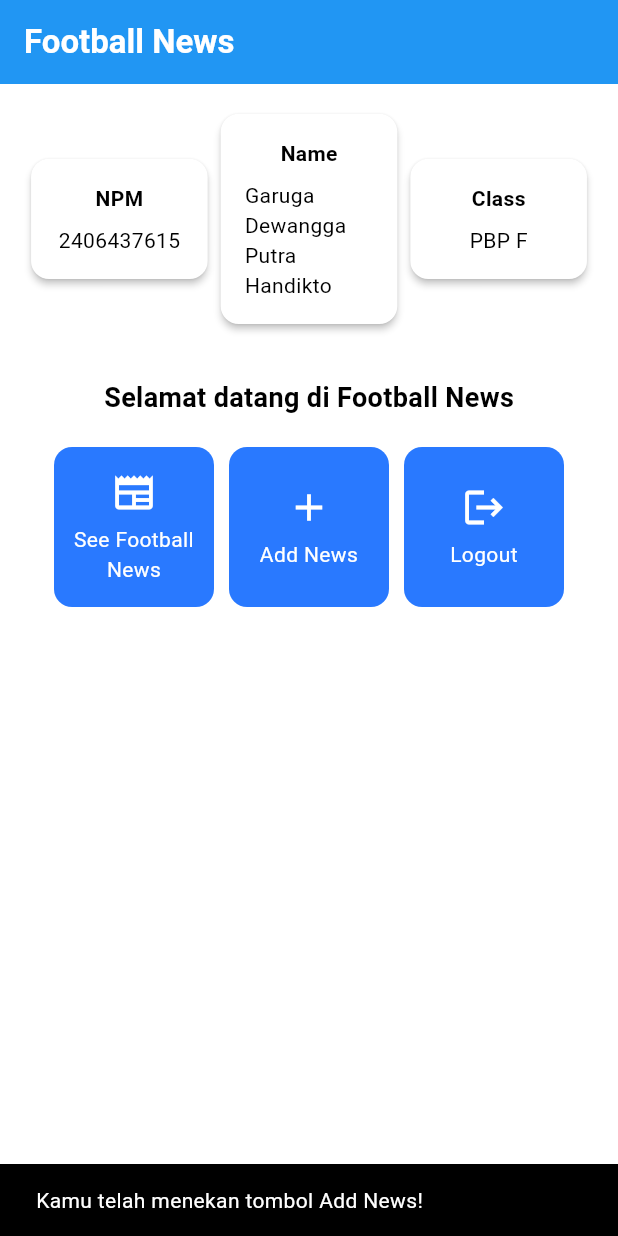
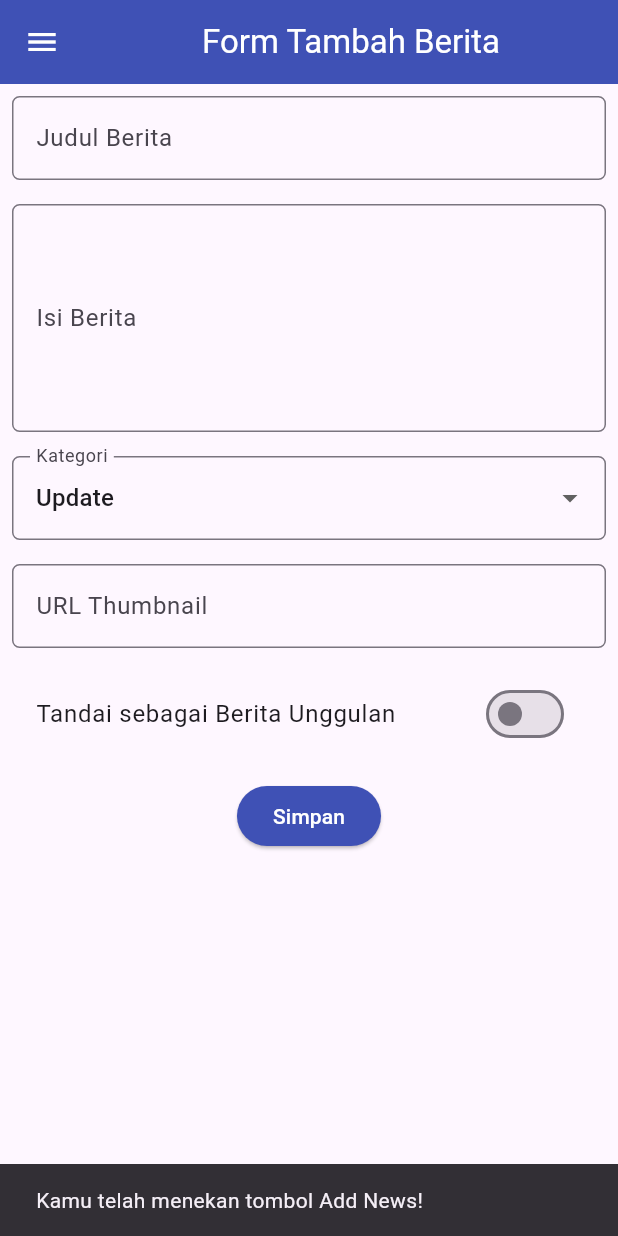
Before and after one commit to grdph123/football-news-mobile, a Flutter app: the screen it shows after launch, after a tap on "Add News", on a phone screen of 412 x 824 dp. Run offline on Flutter 3.47's test engine with Material 3 defaults, Android fonts, the phone set to English and light mode, and no system bars.

Commit message:
tutorial 7 selesai

```diff
--- a/lib/main.dart
+++ b/lib/main.dart
@@ -1,5 +1,5 @@
 import 'package:flutter/material.dart';
-import 'menu.dart';
+import 'package:football_news/screens/menu.dart';
 
 void main() {
   runApp(const MyApp());
@@ -13,8 +13,8 @@ class MyApp extends StatelessWidget {
     return MaterialApp(
       title: 'Football News',
       theme: ThemeData(
-        colorScheme: ColorScheme.fromSwatch(primarySwatch: Colors.blue)
-            .copyWith(secondary: Colors.blueAccent[400]),
+        colorScheme: ColorScheme.fromSeed(seedColor: Colors.deepPurple),
+        useMaterial3: true,
       ),
       home: MyHomePage(),
     );
--- a/lib/menu.dart
+++ /dev/null
@@ -1,154 +0,0 @@
-import 'package:flutter/material.dart';
-
-class ItemHomepage {
-  final String name;
-  final IconData icon;
-
-  ItemHomepage(this.name, this.icon);
-}
-
-class InfoCard extends StatelessWidget {
-  final String title;
-  final String content;
-
-  const InfoCard({super.key, required this.title, required this.content});
-
-  @override
-  Widget build(BuildContext context) {
-    return Card(
-      elevation: 2.0,
-      child: Container(
-        width: MediaQuery.of(context).size.width / 3.5,
-        padding: const EdgeInsets.all(16.0),
-        child: Column(
-          children: [
-            Text(
-              title,
-              style: const TextStyle(fontWeight: FontWeight.bold),
-            ),
-            const SizedBox(height: 8.0),
-            Text(content),
-          ],
-        ),
-      ),
-    );
-  }
-}
-
-class ItemCard extends StatelessWidget {
-  final ItemHomepage item;
-
-  const ItemCard(this.item, {super.key});
-
-  @override
-  Widget build(BuildContext context) {
-    return Material(
-      color: Theme.of(context).colorScheme.secondary,
-      borderRadius: BorderRadius.circular(12),
-      child: InkWell(
-        onTap: () {
-          ScaffoldMessenger.of(context)
-            ..hideCurrentSnackBar()
-            ..showSnackBar(
-              SnackBar(content: Text("Kamu telah menekan tombol ${item.name}!"))
-            );
-        },
-        child: Container(
-          padding: const EdgeInsets.all(8),
-          child: Center(
-            child: Column(
-              mainAxisAlignment: MainAxisAlignment.center,
-              children: [
-                Icon(
-                  item.icon,
-                  color: Colors.white,
-                  size: 30.0,
-                ),
-                const Padding(padding: EdgeInsets.all(3)),
-                Text(
-                  item.name,
-                  textAlign: TextAlign.center,
-                  style: const TextStyle(color: Colors.white),
-                ),
-              ],
-            ),
-          ),
-        ),
-      ),
-    );
-  }
-}
-
-class MyHomePage extends StatelessWidget {
-  MyHomePage({super.key});
-
-  final String nama = "Garuga Dewangga Putra Handikto";
-  final String npm = "2406437615";
-  final String kelas = "PBP F";
-
-  final List<ItemHomepage> items = [
-    ItemHomepage("See Football News", Icons.newspaper),
-    ItemHomepage("Add News", Icons.add),
-    ItemHomepage("Logout", Icons.logout),
-  ];
-
-  @override
-  Widget build(BuildContext context) {
-    return Scaffold(
-      appBar: AppBar(
-        title: const Text(
-          'Football News',
-          style: TextStyle(
-            color: Colors.white,
-            fontWeight: FontWeight.bold,
-          ),
-        ),
-        backgroundColor: Theme.of(context).colorScheme.primary,
-      ),
-      body: Padding(
-        padding: const EdgeInsets.all(16.0),
-        child: Column(
-          crossAxisAlignment: CrossAxisAlignment.center,
-          children: [
-            Row(
-              mainAxisAlignment: MainAxisAlignment.spaceEvenly,
-              children: [
-                InfoCard(title: 'NPM', content: npm),
-                InfoCard(title: 'Name', content: nama),
-                InfoCard(title: 'Class', content: kelas),
-              ],
-            ),
-            const SizedBox(height: 16.0),
-            Center(
-              child: Column(
-                children: [
-                  const Padding(
-                    padding: EdgeInsets.only(top: 16.0),
-                    child: Text(
-                      'Selamat datang di Football News',
-                      style: TextStyle(
-                        fontWeight: FontWeight.bold,
-                        fontSize: 18.0,
-                      ),
-                    ),
-                  ),
-                  GridView.count(
-                    primary: true,
-                    padding: const EdgeInsets.all(20),
-                    crossAxisSpacing: 10,
-                    mainAxisSpacing: 10,
-                    crossAxisCount: 3,
-                    shrinkWrap: true,
-                    children: items.map((ItemHomepage item) {
-                      return ItemCard(item);
-                    }).toList(),
-                  ),
-                ],
-              ),
-            ),
-          ],
-        ),
-      ),
-    );
-  }
-}
--- /dev/null
+++ b/lib/screens/menu.dart
@@ -0,0 +1,106 @@
+import 'package:flutter/material.dart';
+import 'package:football_news/widgets/left_drawer.dart';
+import 'package:football_news/widgets/news_card.dart';
+
+class MyHomePage extends StatelessWidget {
+  MyHomePage({super.key});
+
+  final String nama = "Garuga Dewangga Putra Handikto";
+  final String npm = "2406437615";
+  final String kelas = "PBP F";
+
+  final List<ItemHomepage> items = [
+    ItemHomepage("See Football News", Icons.newspaper, const Color.fromARGB(255, 21, 129, 218)),
+    ItemHomepage("Add News", Icons.add, const Color.fromARGB(255, 21, 129, 218)),
+    ItemHomepage("Logout", Icons.logout, const Color.fromARGB(255, 21, 129, 218)),
+  ];
+
+  @override
+  Widget build(BuildContext context) {
+    return Scaffold(
+      appBar: AppBar(
+        title: const Text(
+          'Football News',
+          style: TextStyle(
+            color: Colors.white,
+            fontWeight: FontWeight.bold,
+          ),
+        ),
+        backgroundColor: const Color.fromARGB(255, 21, 129, 218), // Warna biru sama dengan tombol
+      ),
+      drawer: const LeftDrawer(),
+      body: Padding(
+        padding: const EdgeInsets.all(16.0),
+        child: Column(
+          crossAxisAlignment: CrossAxisAlignment.center,
+          children: [
+            Row(
+              mainAxisAlignment: MainAxisAlignment.spaceEvenly,
+              children: [
+                InfoCard(title: 'NPM', content: npm),
+                InfoCard(title: 'Name', content: nama),
+                InfoCard(title: 'Class', content: kelas),
+              ],
+            ),
+            const SizedBox(height: 16.0),
+            Center(
+              child: Column(
+                children: [
+                  const Padding(
+                    padding: EdgeInsets.only(top: 16.0),
+                    child: Text(
+                      'Selamat datang di Football News',
+                      style: TextStyle(
+                        fontWeight: FontWeight.bold,
+                        fontSize: 18.0,
+                      ),
+                    ),
+                  ),
+                  GridView.count(
+                    primary: true,
+                    padding: const EdgeInsets.all(20),
+                    crossAxisSpacing: 10,
+                    mainAxisSpacing: 10,
+                    crossAxisCount: 3,
+                    shrinkWrap: true,
+                    children: items.map((ItemHomepage item) {
+                      return NewsCard(item);
+                    }).toList(),
+                  ),
+                ],
+              ),
+            ),
+          ],
+        ),
+      ),
+    );
+  }
+}
+
+class InfoCard extends StatelessWidget {
+  final String title;
+  final String content;
+
+  const InfoCard({super.key, required this.title, required this.content});
+
+  @override
+  Widget build(BuildContext context) {
+    return Card(
+      elevation: 2.0,
+      child: Container(
+        width: MediaQuery.of(context).size.width / 3.5,
+        padding: const EdgeInsets.all(16.0),
+        child: Column(
+          children: [
+            Text(
+              title,
+              style: const TextStyle(fontWeight: FontWeight.bold),
+            ),
+            const SizedBox(height: 8.0),
+            Text(content),
+          ],
+        ),
+      ),
+    );
+  }
+}
--- /dev/null
+++ b/lib/screens/newslist_form.dart
@@ -0,0 +1,202 @@
+import 'package:flutter/material.dart';
+import 'package:football_news/widgets/left_drawer.dart';
+
+class NewsFormPage extends StatefulWidget {
+  const NewsFormPage({super.key});
+
+  @override
+  State<NewsFormPage> createState() => _NewsFormPageState();
+}
+
+class _NewsFormPageState extends State<NewsFormPage> {
+  final _formKey = GlobalKey<FormState>();
+  String _title = "";
+  String _content = "";
+  String _category = "update";
+  String _thumbnail = "";
+  bool _isFeatured = false;
+
+  final List<String> _categories = [
+    'transfer',
+    'update',
+    'exclusive',
+    'match',
+    'rumor',
+    'analysis',
+  ];
+
+  @override
+  Widget build(BuildContext context) {
+    return Scaffold(
+      appBar: AppBar(
+        title: const Center(
+          child: Text(
+            'Form Tambah Berita',
+          ),
+        ),
+        backgroundColor: Colors.indigo,
+        foregroundColor: Colors.white,
+      ),
+      drawer: const LeftDrawer(),
+      body: Form(
+        key: _formKey,
+        child: SingleChildScrollView(
+          child: Column(
+            crossAxisAlignment: CrossAxisAlignment.start,
+            children: [
+              Padding(
+                padding: const EdgeInsets.all(8.0),
+                child: TextFormField(
+                  decoration: InputDecoration(
+                    hintText: "Judul Berita",
+                    labelText: "Judul Berita",
+                    border: OutlineInputBorder(
+                      borderRadius: BorderRadius.circular(5.0),
+                    ),
+                  ),
+                  onChanged: (String? value) {
+                    setState(() {
+                      _title = value!;
+                    });
+                  },
+                  validator: (String? value) {
+                    if (value == null || value.isEmpty) {
+                      return "Judul tidak boleh kosong!";
+                    }
+                    return null;
+                  },
+                ),
+              ),
+              Padding(
+                padding: const EdgeInsets.all(8.0),
+                child: TextFormField(
+                  maxLines: 5,
+                  decoration: InputDecoration(
+                    hintText: "Isi Berita",
+                    labelText: "Isi Berita",
+                    border: OutlineInputBorder(
+                      borderRadius: BorderRadius.circular(5.0),
+                    ),
+                  ),
+                  onChanged: (String? value) {
+                    setState(() {
+                      _content = value!;
+                    });
+                  },
+                  validator: (String? value) {
+                    if (value == null || value.isEmpty) {
+                      return "Isi berita tidak boleh kosong!";
+                    }
+                    return null;
+                  },
+                ),
+              ),
+              Padding(
+                padding: const EdgeInsets.all(8.0),
+                child: DropdownButtonFormField<String>(
+                  decoration: InputDecoration(
+                    labelText: "Kategori",
+                    border: OutlineInputBorder(
+                      borderRadius: BorderRadius.circular(5.0),
+                    ),
+                  ),
+                  value: _category,
+                  items: _categories
+                      .map((cat) => DropdownMenuItem(
+                            value: cat,
+                            child: Text(
+                                cat[0].toUpperCase() + cat.substring(1)),
+                          ))
+                      .toList(),
+                  onChanged: (String? newValue) {
+                    setState(() {
+                      _category = newValue!;
+                    });
+                  },
+                ),
+              ),
+              Padding(
+                padding: const EdgeInsets.all(8.0),
+                child: TextFormField(
+                  decoration: InputDecoration(
+                    hintText: "URL Thumbnail (opsional)",
+                    labelText: "URL Thumbnail",
+                    border: OutlineInputBorder(
+                      borderRadius: BorderRadius.circular(5.0),
+                    ),
+                  ),
+                  onChanged: (String? value) {
+                    setState(() {
+                      _thumbnail = value!;
+                    });
+                  },
+                ),
+              ),
+              Padding(
+                padding: const EdgeInsets.all(8.0),
+                child: SwitchListTile(
+                  title: const Text("Tandai sebagai Berita Unggulan"),
+                  value: _isFeatured,
+                  onChanged: (bool value) {
+                    setState(() {
+                      _isFeatured = value;
+                    });
+                  },
+                ),
+              ),
+              Align(
+                alignment: Alignment.bottomCenter,
+                child: Padding(
+                  padding: const EdgeInsets.all(8.0),
+                  child: ElevatedButton(
+                    style: ButtonStyle(
+                      backgroundColor:
+                          MaterialStateProperty.all(Colors.indigo),
+                    ),
+                    onPressed: () {
+                      if (_formKey.currentState!.validate()) {
+                        showDialog(
+                          context: context,
+                          builder: (context) {
+                            return AlertDialog(
+                              title: const Text('Berita berhasil disimpan!'),
+                              content: SingleChildScrollView(
+                                child: Column(
+                                  crossAxisAlignment: CrossAxisAlignment.start,
+                                  children: [
+                                    Text('Judul: $_title'),
+                                    Text('Isi: $_content'),
+                                    Text('Kategori: $_category'),
+                                    Text('Thumbnail: $_thumbnail'),
+                                    Text('Unggulan: ${_isFeatured ? "Ya" : "Tidak"}'),
+                                  ],
+                                ),
+                              ),
+                              actions: [
+                                TextButton(
+                                  child: const Text('OK'),
+                                  onPressed: () {
+                                    Navigator.pop(context);
+                                  },
+                                ),
+                              ],
+                            );
+                          },
+                        );
+                        _formKey.currentState!.reset();
+                      }
+                    },
+                    child: const Text(
+                      "Simpan",
+                      style: TextStyle(color: Colors.white),
+                    ),
+                  ),
+                ),
+              ),
+            ],
+          ),
+        ),
+      ),
+    );
+  }
+}
--- /dev/null
+++ b/lib/widgets/left_drawer.dart
@@ -0,0 +1,69 @@
+import 'package:flutter/material.dart';
+import 'package:football_news/screens/menu.dart';
+import 'package:football_news/screens/newslist_form.dart';
+
+class LeftDrawer extends StatelessWidget {
+  const LeftDrawer({super.key});
+
+  @override
+  Widget build(BuildContext context) {
+    return Drawer(
+      child: ListView(
+        children: [
+          const DrawerHeader(
+            decoration: BoxDecoration(
+              color: Colors.blue,
+            ),
+            child: Column(
+              children: [
+                Text(
+                  'Football News',
+                  textAlign: TextAlign.center,
+                  style: TextStyle(
+                    fontSize: 30,
+                    fontWeight: FontWeight.bold,
+                    color: Colors.white,
+                  ),
+                ),
+                Padding(padding: EdgeInsets.all(10)),
+                Text(
+                  "Seluruh berita sepak bola terkini di sini!",
+                  style: TextStyle(
+                    fontSize: 15,
+                    color: Colors.white,
+                    fontWeight: FontWeight.normal,
+                  ),
+                  textAlign: TextAlign.center,
+                ),
+              ],
+            ),
+          ),
+          ListTile(
+            leading: const Icon(Icons.home_outlined),
+            title: const Text('Home'),
+            onTap: () {
+              Navigator.pushReplacement(
+                context,
+                MaterialPageRoute(
+                  builder: (context) => MyHomePage(),
+                ),
+              );
+            },
+          ),
+          ListTile(
+            leading: const Icon(Icons.post_add),
+            title: const Text('Add News'),
+            onTap: () {
+              Navigator.pushReplacement(
+                context,
+                MaterialPageRoute(
+                  builder: (context) => NewsFormPage(),
+                ),
+              );
+            },
+          ),
+        ],
+      ),
+    );
+  }
+}
--- /dev/null
+++ b/lib/widgets/news_card.dart
@@ -0,0 +1,61 @@
+import 'package:flutter/material.dart';
+import 'package:football_news/screens/newslist_form.dart';
+
+class ItemHomepage {
+  final String name;
+  final IconData icon;
+  final Color color; // TAMBAH PARAMETER COLOR
+
+  ItemHomepage(this.name, this.icon, this.color); // UPDATE CONSTRUCTOR
+}
+
+class NewsCard extends StatelessWidget {
+  final ItemHomepage item;
+
+  const NewsCard(this.item, {super.key});
+
+  @override
+  Widget build(BuildContext context) {
+    return Material(
+      color: item.color, // GUNAKAN COLOR DARI ITEM, BUKAN DARI THEME
+      borderRadius: BorderRadius.circular(12),
+      child: InkWell(
+        onTap: () {
+          ScaffoldMessenger.of(context)
+            ..hideCurrentSnackBar()
+            ..showSnackBar(
+              SnackBar(content: Text("Kamu telah menekan tombol ${item.name}!"))
+            );
+
+          if (item.name == "Add News") {
+            Navigator.push(
+              context,
+              MaterialPageRoute(builder: (context) => NewsFormPage()),
+            );
+          }
+        },
+        child: Container(
+          padding: const EdgeInsets.all(8),
+          child: Center(
+            child: Column(
+              mainAxisAlignment: MainAxisAlignment.center,
+              children: [
+                Icon(
+                  item.icon,
+                  color: Colors.white,
+                  size: 30.0,
+                ),
+                const Padding(padding: EdgeInsets.all(3)),
+                Text(
+                  item.name,
+                  textAlign: TextAlign.center,
+                  style: const TextStyle(color: Colors.white),
+                ),
+              ],
+            ),
+          ),
+        ),
+      ),
+    );
+  }
+}
```
